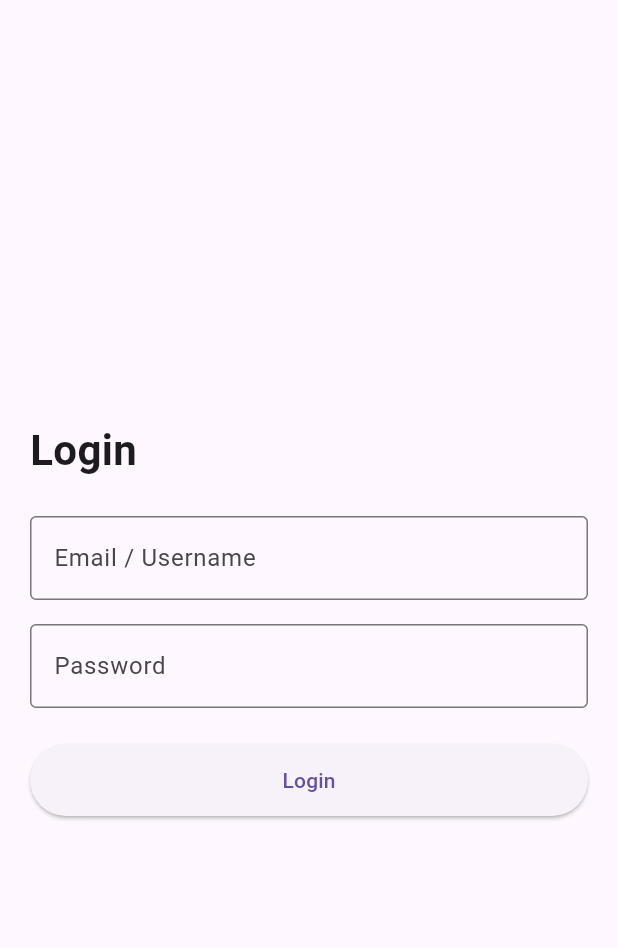
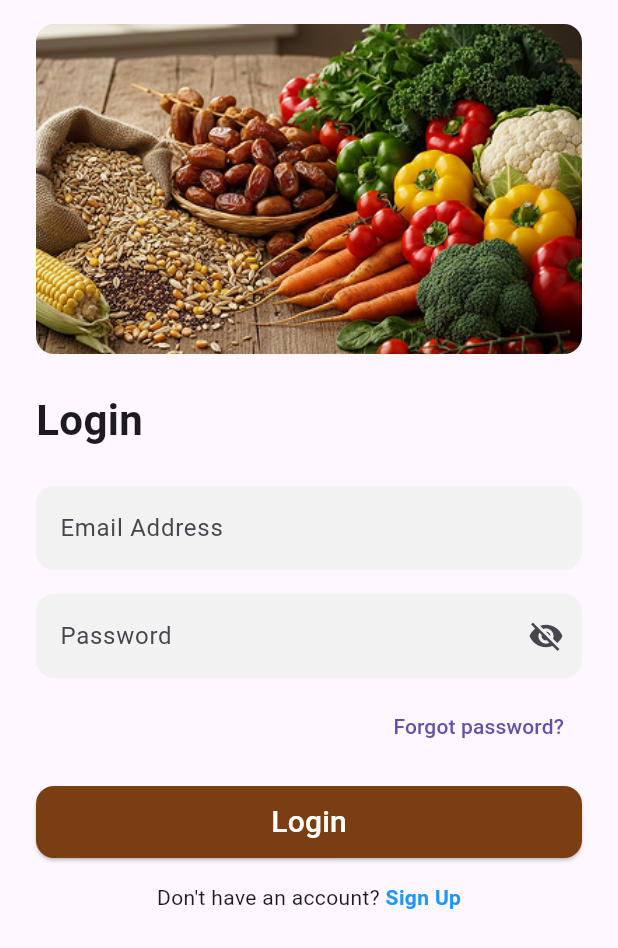
Before and after one commit to arjun-git-dotcom/codeedex_machine_task, a Flutter app: the screen it shows after launch, on a phone screen of 412 x 824 dp. Shown: the top 948 px of the screen. Run offline on Flutter 3.47's test engine with Material 3 defaults, Android fonts, the phone set to English and light mode, and no system bars.

Commit message:
Implemented  login page

```diff
--- /dev/null
+++ b/devtools_options.yaml
@@ -0,0 +1,3 @@
+description: This file stores settings for Dart & Flutter DevTools.
+documentation: https://docs.flutter.dev/tools/devtools/extensions#configure-extension-enablement-states
+extensions:
--- a/lib/modules/login/login_page.dart
+++ b/lib/modules/login/login_page.dart
@@ -7,18 +7,35 @@
 
   @override
   Widget build(BuildContext context) {
+
+
+
+
+
     return ChangeNotifierProvider(
       create: (_) => LoginProvider(),
       child: Scaffold(
         body: SafeArea(
+          child: SingleChildScrollView(
             child: Padding(
-            padding: const EdgeInsets.all(20),
+              padding: const EdgeInsets.symmetric(horizontal: 24, vertical: 16),
               child: Consumer<LoginProvider>(
                 builder: (context, provider, _) {
                   return Column(
-                  crossAxisAlignment: CrossAxisAlignment.start,
-                  mainAxisAlignment: MainAxisAlignment.center,
+                    crossAxisAlignment: CrossAxisAlignment.stretch,
                     children: [
+
+                      ClipRRect(
+                        borderRadius: BorderRadius.circular(12),
+                        child: Image.asset(
+                          "assets/Frame 427320120.png",
+                          height: 220,
+                          fit: BoxFit.cover,
+                        ),
+                      ),
+                      const SizedBox(height: 24),
+
+
                       const Text(
                         "Login",
                         style: TextStyle(
@@ -28,38 +45,63 @@
                       ),
                       const SizedBox(height: 24),
 
+
                       TextField(
                         controller: provider.emailController,
-                      decoration: const InputDecoration(
-                        labelText: "Email / Username",
-                        border: OutlineInputBorder(),
+                        decoration: InputDecoration(
+                          filled: true,
+                          fillColor: const Color(0xFFF2F2F2),
+                          labelText: "Email Address",
+                          border: OutlineInputBorder(
+                            borderRadius: BorderRadius.circular(12),
+                            borderSide: BorderSide.none,
+                          ),
                         ),
                       ),
                       const SizedBox(height: 16),
 
+
                       TextField(
                         controller: provider.passwordController,
-                      obscureText: true,
-                      decoration: const InputDecoration(
+                        obscureText: !provider.isPasswordVisible,
+                        decoration: InputDecoration(
+                          filled: true,
+                          fillColor: const Color(0xFFF2F2F2),
                           labelText: "Password",
-                        border: OutlineInputBorder(),
+                          border: OutlineInputBorder(
+                            borderRadius: BorderRadius.circular(12),
+                            borderSide: BorderSide.none,
+                          ),
+                          suffixIcon: IconButton(
+                            icon: Icon(provider.isPasswordVisible
+                                ? Icons.visibility
+                                : Icons.visibility_off),
+                            onPressed: provider.togglePasswordVisibility,
                           ),
                         ),
+                      ),
+                      const SizedBox(height: 8),
 
-                    if (provider.errorMessage != null) ...[
-                      const SizedBox(height: 12),
-                      Text(
-                        provider.errorMessage!,
-                        style: const TextStyle(color: Colors.red),
+
+                      Align(
+                        alignment: Alignment.centerRight,
+                        child: TextButton(
+                          onPressed: () {},
+                          child: const Text("Forgot password?"),
                         ),
-                    ],
+                      ),
+                      const SizedBox(height: 16),
 
-                    const SizedBox(height: 24),
 
                       SizedBox(
-                      width: double.infinity,
                         height: 48,
                         child: ElevatedButton(
+                          style: ElevatedButton.styleFrom(
+                            backgroundColor: const Color(0xFF7A3E12),
+                            shape: RoundedRectangleBorder(
+                              borderRadius: BorderRadius.circular(12),
+                            ),
+                          ),
                           onPressed: provider.isLoading
                               ? null
                               : () => provider.login(context),
@@ -67,9 +109,36 @@
                               ? const CircularProgressIndicator(
                                   color: Colors.white,
                                 )
-                            : const Text("Login"),
+                              : const Text("Login",style: TextStyle(color: Colors.white,fontSize: 20),),
                         ),
                       ),
+                      const SizedBox(height: 16),
+
+
+                      Row(
+                        mainAxisAlignment: MainAxisAlignment.center,
+                        children: [
+                          const Text("Don't have an account? "),
+                          GestureDetector(
+                            onTap: () {},
+                            child: const Text(
+                              "Sign Up",
+                              style: TextStyle(
+                                color: Colors.blue,
+                                fontWeight: FontWeight.bold,
+                              ),
+                            ),
+                          )
+                        ],
+                      ),
+                      if (provider.errorMessage != null) ...[
+                        const SizedBox(height: 12),
+                        Text(
+                          provider.errorMessage!,
+                          style: const TextStyle(color: Colors.red),
+                          textAlign: TextAlign.center,
+                        ),
+                      ],
                     ],
                   );
                 },
@@ -77,6 +146,7 @@
             ),
           ),
         ),
+      ),
     );
   }
 }
--- a/lib/modules/login/login_provider.dart
+++ b/lib/modules/login/login_provider.dart
@@ -1,12 +1,19 @@
 import 'package:flutter/material.dart';
 
 class LoginProvider extends ChangeNotifier {
+  bool isPasswordVisible = false;
   final emailController = TextEditingController();
   final passwordController = TextEditingController();
-
   bool isLoading = false;
   String? errorMessage;
 
+
+
+
+void togglePasswordVisibility() {
+    isPasswordVisible = !isPasswordVisible;
+    notifyListeners();
+  }
   void login(BuildContext context) {
     final email = emailController.text.trim();
     final password = passwordController.text.trim();
@@ -22,8 +29,7 @@
     notifyListeners();
 
     Future.delayed(const Duration(seconds: 1), () {
-      if (email == "mobile@alisonsgroup.com" &&
-          password == "12345678") {
+      if (email == "mobile@alisonsgroup.com" && password == "12345678") {
         isLoading = false;
         notifyListeners();
         Navigator.pushReplacementNamed(context, '/home');
--- a/pubspec.yaml
+++ b/pubspec.yaml
@@ -35,6 +35,7 @@
   # Use with the CupertinoIcons class for iOS style icons.
   cupertino_icons: ^1.0.8
   provider: ^6.1.5+1
+  http: ^1.6.0
 
 dev_dependencies:
   flutter_test:
@@ -59,8 +60,8 @@
   uses-material-design: true
 
   # To add assets to your application, add an assets section, like this:
-  # assets:
-  #   - images/a_dot_burr.jpeg
+  assets:
+    - assets/Frame 427320120.png
   #   - images/a_dot_ham.jpeg
 
   # An image asset can refer to one or more resolution-specific "variants", see
```
Also changed, not shown: assets/Frame 427320120.png (added), pubspec.lock. Lines whose indentation alone changed are shown as unchanged.
